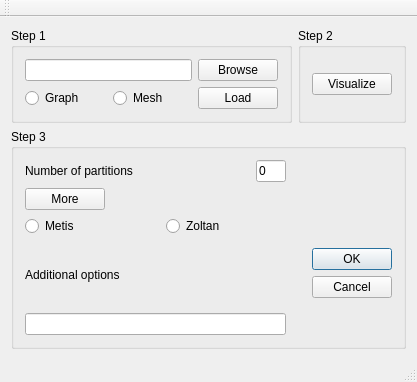
First picture: the form in mainwindow.ui, repository hsoudry/cranfieldgroupproject2016, before the edit.
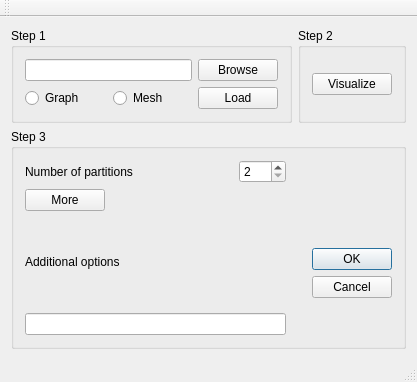
Second picture: the form after the edit.

The edit to the form file:
```diff
--- a/mainwindow.ui
+++ b/mainwindow.ui
@@ -152,21 +152,12 @@
               </spacer>
              </item>
              <item>
-              <widget class="QLineEdit" name="lineEdit_2">
-               <property name="sizePolicy">
-                <sizepolicy hsizetype="Fixed" vsizetype="Fixed">
-                 <horstretch>0</horstretch>
-                 <verstretch>0</verstretch>
-                </sizepolicy>
+              <widget class="QSpinBox" name="BoxNumberOfPartitions">
+               <property name="minimum">
+                <number>2</number>
                </property>
-               <property name="maximumSize">
-                <size>
-                 <width>30</width>
-                 <height>16777215</height>
-                </size>
-               </property>
-               <property name="text">
-                <string>0</string>
+               <property name="maximum">
+                <number>999</number>
                </property>
               </widget>
              </item>
@@ -212,50 +203,6 @@
              </item>
             </layout>
            </item>
-           <item>
-            <layout class="QHBoxLayout" name="horizontalLayout_2">
-             <item>
-              <widget class="QRadioButton" name="radioButton_3">
-               <property name="text">
-                <string>Metis</string>
-               </property>
-              </widget>
-             </item>
-             <item>
-              <spacer name="horizontalSpacer_8">
-               <property name="orientation">
-                <enum>Qt::Horizontal</enum>
-               </property>
-               <property name="sizeHint" stdset="0">
-                <size>
-                 <width>40</width>
-                 <height>20</height>
-                </size>
-               </property>
-              </spacer>
-             </item>
-             <item>
-              <widget class="QRadioButton" name="radioButton_4">
-               <property name="text">
-                <string>Zoltan</string>
-               </property>
-              </widget>
-             </item>
-             <item>
-              <spacer name="horizontalSpacer_7">
-               <property name="orientation">
-                <enum>Qt::Horizontal</enum>
-               </property>
-               <property name="sizeHint" stdset="0">
-                <size>
-                 <width>40</width>
-                 <height>20</height>
-                </size>
-               </property>
-              </spacer>
-             </item>
-            </layout>
-           </item>
            <item>
             <layout class="QVBoxLayout" name="verticalLayout">
              <item>
```
Left out of the diff: 27 changed lines with no effect on the pictures.
